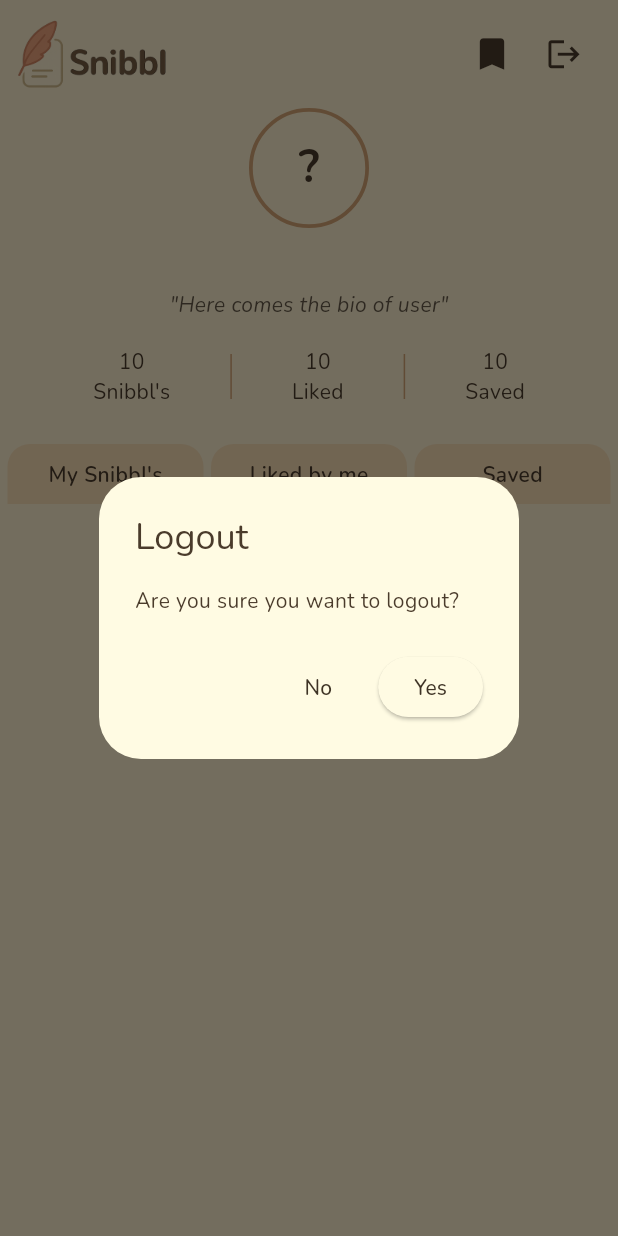
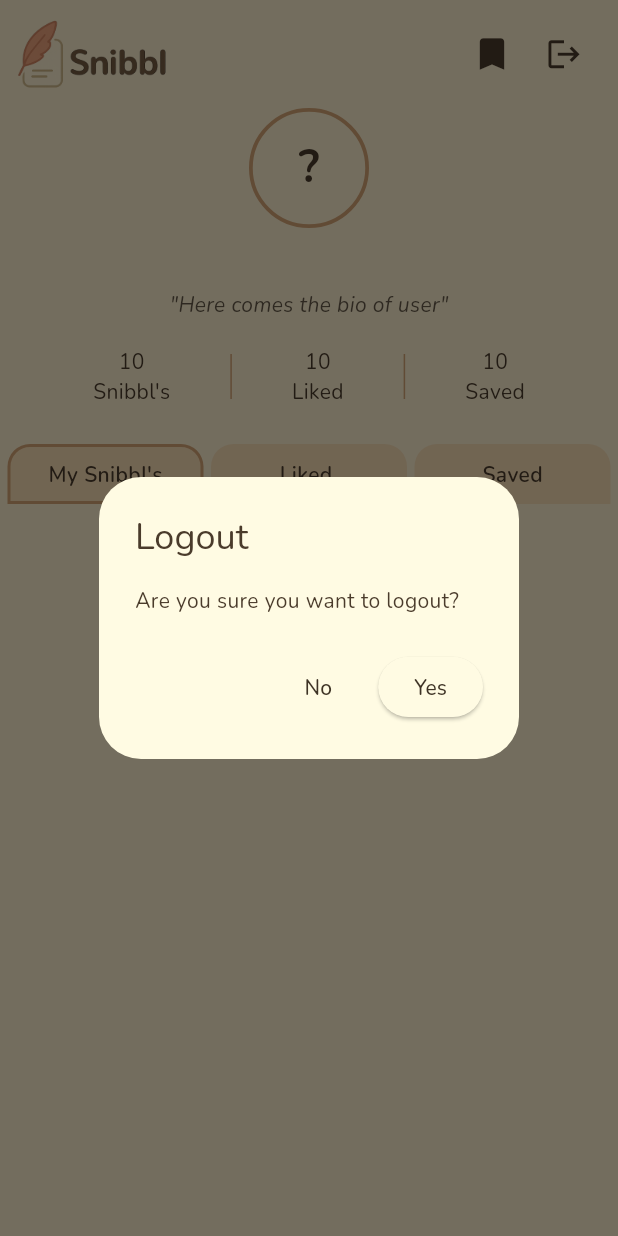
Before and after one commit to gaara40/snibbl, a Flutter app: the ProfileScreen screen opened by its route, after a tap on the "logout" icon, on a phone screen of 412 x 824 dp. Run offline on Flutter 3.47's test engine with Material 3 defaults, Android fonts, the light colour scheme and no system bars; our stand-ins replace cloud_firestore, firebase_auth, firebase_core, flutter_riverpod, fluttertoast, google_fonts and 2 more; accounts and stored records are empty.

Commit message:
Added different tabs for viewing posts and optimized profile screen code

```diff
--- a/lib/screens/profile_screen.dart
+++ b/lib/screens/profile_screen.dart
@@ -1,14 +1,15 @@
-import 'package:cloud_firestore/cloud_firestore.dart';
-import 'package:firebase_auth/firebase_auth.dart';
 import 'package:flutter/material.dart';
 import 'package:flutter_riverpod/flutter_riverpod.dart';
 import 'package:persistent_bottom_nav_bar/persistent_bottom_nav_bar.dart';
-import 'package:storygram/constants/assets.dart';
+import 'package:storygram/helpers/logout_dialog.dart';
 import 'package:storygram/helpers/toasts.dart';
 import 'package:storygram/main.dart';
 import 'package:storygram/global_providers/auth_providers.dart';
 import 'package:storygram/themes/app_theme.dart';
-import 'package:storygram/widgets/profile_post_item.dart';
+import 'package:storygram/widgets/app_bar_logo.dart';
+import 'package:storygram/widgets/my_snibbls_tab.dart';
+import 'package:storygram/widgets/profile_posts_tab_item.dart';
+import 'package:storygram/widgets/saved_posts_tab.dart';
 import 'package:storygram/widgets/saved_posts_widget.dart';
 import 'package:storygram/widgets/username_text_widget.dart';
 
@@ -20,6 +21,9 @@ class ProfileScreen extends ConsumerStatefulWidget {
 }
 
 class _ProfileScreenState extends ConsumerState<ProfileScreen> {
+  //Posts Tab Index
+  int selectedIndexTab = 0;
+
   //Logout Logic
   void logoutLogic() async {
     final authServices = ref.read(authServiceProvider);
@@ -40,14 +44,6 @@ class _ProfileScreenState extends ConsumerState<ProfileScreen> {
 
   @override
   Widget build(BuildContext context) {
-    //Current User Id
-    final currentUser = FirebaseAuth.instance.currentUser;
-
-    final userPostsQuery = FirebaseFirestore.instance
-        .collection('posts')
-        .where('userId', isEqualTo: currentUser?.uid)
-        .orderBy('createdAt', descending: true);
-
     return Scaffold(
       body: SafeArea(
         child: Column(
@@ -55,21 +51,16 @@ class _ProfileScreenState extends ConsumerState<ProfileScreen> {
           crossAxisAlignment: CrossAxisAlignment.start,
 
           children: [
-            //App Logo
+            //Custom AppBar
             Row(
               crossAxisAlignment: CrossAxisAlignment.center,
               children: [
-                Padding(
-                  padding: const EdgeInsets.fromLTRB(12, 12, 12, 0),
-                  child: SizedBox(
-                    height: 45,
-                    child: Image.asset(
-                      AppAssets.appNameLogo,
-                      fit: BoxFit.contain,
-                    ),
-                  ),
-                ),
+                //App Logo
+                const AppBarLogo(),
+
                 Spacer(),
+
+                //Saved Posts and Logout Button
                 Padding(
                   padding: const EdgeInsets.fromLTRB(12, 12, 12, 0),
                   child: Row(
@@ -92,48 +83,7 @@ class _ProfileScreenState extends ConsumerState<ProfileScreen> {
                       IconButton(
                         icon: Icon(Icons.logout, size: 25),
                         onPressed: () {
-                          showDialog(
-                            context: context,
-                            builder: (BuildContext context) {
-                              return AlertDialog(
-                                title: Text("Logout"),
-                                content: Text(
-                                  "Are you sure you want to logout?",
-                                ),
-                                actions: [
-                                  //Cancel Option
-                                  TextButton(
-                                    onPressed: () {
-                                      Navigator.of(
-                                        context,
-                                      ).pop(); // close dialog
-                                    },
-                                    child: Text(
-                                      "No",
-                                      style: TextStyle(
-                                        color: AppTheme.onSecondaryColor,
-                                      ),
-                                    ),
-                                  ),
-
-                                  //Logout Option
-                                  ElevatedButton(
-                                    onPressed: () {
-                                      Navigator.of(context).pop();
-
-                                      logoutLogic();
-                                    },
-                                    child: Text(
-                                      "Yes",
-                                      style: TextStyle(
-                                        color: AppTheme.onSecondaryColor,
-                                      ),
-                                    ),
-                                  ),
-                                ],
-                              );
-                            },
-                          );
+                          showLogoutDialog(context, logoutLogic);
                         },
                       ),
                     ],
@@ -157,12 +107,10 @@ class _ProfileScreenState extends ConsumerState<ProfileScreen> {
               ),
             ),
 
-            SizedBox(height: 8),
+            SizedBox(height: 5),
 
             //Username Of The User
-            Center(child: UsernameTextWidget(22, FontWeight.bold)),
-
-            SizedBox(height: 2),
+            Center(child: UsernameTextWidget(25, FontWeight.bold)),
 
             //Short Bio Of The User
             Center(
@@ -204,65 +152,38 @@ class _ProfileScreenState extends ConsumerState<ProfileScreen> {
               child: Row(
                 mainAxisAlignment: MainAxisAlignment.spaceEvenly,
                 children: [
-                  Expanded(
-                    //My Posts
-                    child: Container(
-                      height: 40,
-                      decoration: BoxDecoration(
-                        color: AppTheme.tertiaryColor,
-                        borderRadius: BorderRadius.vertical(
-                          top: Radius.circular(15),
-                        ),
-                      ),
-                      child: Center(
-                        child: Text(
-                          "My Snibbl's",
-                          style: TextStyle(fontWeight: FontWeight.w600),
-                        ),
-                      ),
-                    ),
+                  //CurrentUser's Posts
+                  ProfilePostsTabItem(
+                    label: "My Snibbl's",
+                    isSelected: selectedIndexTab == 0,
+                    onTap:
+                        () => setState(() {
+                          selectedIndexTab = 0;
+                        }),
                   ),
 
                   SizedBox(width: 5),
 
-                  //Posts Liked By Me
-                  Expanded(
-                    child: Container(
-                      height: 40,
-                      decoration: BoxDecoration(
-                        color: AppTheme.tertiaryColor,
-                        borderRadius: BorderRadius.vertical(
-                          top: Radius.circular(15),
-                        ),
-                      ),
-                      child: Center(
-                        child: Text(
-                          "Liked by me",
-                          style: TextStyle(fontWeight: FontWeight.w600),
-                        ),
-                      ),
-                    ),
+                  //Posts Liked By CurrentUser
+                  ProfilePostsTabItem(
+                    label: "Liked ",
+                    isSelected: selectedIndexTab == 1,
+                    onTap:
+                        () => setState(() {
+                          selectedIndexTab = 1;
+                        }),
                   ),
 
                   SizedBox(width: 5),
 
-                  //Posts Saved By Me
-                  Expanded(
-                    child: Container(
-                      height: 40,
-                      decoration: BoxDecoration(
-                        color: AppTheme.tertiaryColor,
-                        borderRadius: BorderRadius.vertical(
-                          top: Radius.circular(15),
-                        ),
-                      ),
-                      child: Center(
-                        child: Text(
-                          "Saved",
-                          style: TextStyle(fontWeight: FontWeight.w600),
-                        ),
-                      ),
-                    ),
+                  //Posts Saved By CurrentUser
+                  ProfilePostsTabItem(
+                    label: "Saved",
+                    isSelected: selectedIndexTab == 2,
+                    onTap:
+                        () => setState(() {
+                          selectedIndexTab = 2;
+                        }),
                   ),
                 ],
               ),
@@ -270,7 +191,7 @@ class _ProfileScreenState extends ConsumerState<ProfileScreen> {
 
             SizedBox(height: 4),
 
-            //Displaying Posts
+            //Displaying Currents User's Posts
             Expanded(
               child: Padding(
                 padding: const EdgeInsets.fromLTRB(
@@ -279,29 +200,14 @@ class _ProfileScreenState extends ConsumerState<ProfileScreen> {
                   6,
                   kBottomNavigationBarHeight + 4,
                 ),
-                child: StreamBuilder(
-                  stream: userPostsQuery.snapshots(),
-                  builder: (context, snapshot) {
-                    if (snapshot.connectionState == ConnectionState.waiting) {
-                      return const Center(child: CircularProgressIndicator());
-                    }
-
-                    final postDocs = snapshot.data!.docs;
-
-                    return GridView.builder(
-                      itemCount: postDocs.length,
-                      gridDelegate: SliverGridDelegateWithFixedCrossAxisCount(
-                        crossAxisCount: 3,
-                        mainAxisSpacing: 2,
-                        crossAxisSpacing: 2,
-                      ),
-                      itemBuilder: (context, index) {
-                        final postId = postDocs[index].id;
-                        return ProfilePostItem(postId);
-                      },
-                    );
-                  },
-                ),
+                child:
+                    selectedIndexTab == 0
+                        ? const MySnibblsTab()
+                        : selectedIndexTab == 1
+                        ? const Center(
+                          child: Text('Liked Posts will appear here..'),
+                        )
+                        : const SavedPostsTab(),
               ),
             ),
           ],
--- a/lib/widgets/posts_item.dart
+++ b/lib/widgets/posts_item.dart
@@ -42,6 +42,7 @@ class _PostsItemState extends ConsumerState<PostsItem> {
         userAsync.isLoading ||
         commentCountAsync.isLoading) {
       return Container(
+        //Loading State
         height: 400,
         decoration: BoxDecoration(
           color: AppTheme.loadingCardColor.withValues(alpha: 0.5),
```
